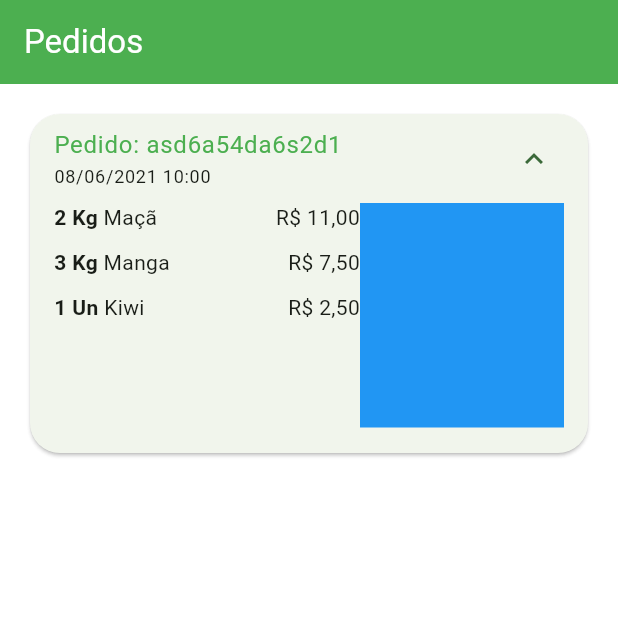
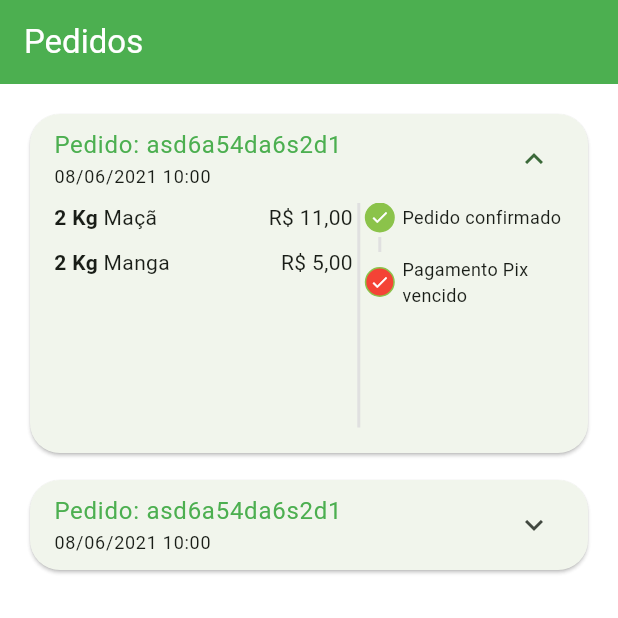
Before and after one commit to EmersonBrancher/green-grocer, a Flutter app: the OrdersTab screen opened directly, after a tap on an icon or button, on a phone screen of 412 x 824 dp, the top half of it. Run offline on Flutter 3.47's test engine with Material 3 defaults, Android fonts, the phone set to English and light mode, and no system bars; our stand-ins replace animated_text_kit, mask_text_input_formatter.

Commit message:
WIP - Tela de pedidos

```diff
--- a/greengrocer/lib/src/config/app_data.dart
+++ b/greengrocer/lib/src/config/app_data.dart
@@ -96,12 +96,23 @@ List<OrderModel> orders = [
       ),
       CartItemModel(
         item: mango,
-        quantity: 3,
-      ),
-      CartItemModel(
-        item: kiwi,
-        quantity: 1,
+        quantity: 2,
       ),
     ],
   ),
+  OrderModel(
+    copyAndPaste: 'q1w2e3r4t5y6',
+    createdDateTime: DateTime.parse('2021-06-08 10:00:10.458'),
+    overdueDateTime: DateTime.parse('2021-06-08 11:00:10.458'),
+    id: 'asd6a54da6s2d1',
+    status: 'refounded',
+    total: 11.5,
+    items: [
+      CartItemModel(
+        item: guava,
+        quantity: 1,
+      ),
+
+    ],
+  ),
 ];
--- /dev/null
+++ b/greengrocer/lib/src/pages/orders/components/order_status_widget.dart
@@ -0,0 +1,118 @@
+import 'package:flutter/material.dart';
+import 'package:greengrocer/src/config/custom_colors.dart';
+
+class OrderStatusWidget extends StatelessWidget {
+  final String status;
+  final bool isOverdue;
+
+  final Map<String, int> allStatus = <String, int>{
+    'pending_payment': 0,
+    'refounded': 1,
+    'paid': 2,
+    'preparing_purchase': 3,
+    'shipping': 4,
+    'delivered': 5,
+  };
+
+  int get currentStatus => allStatus[status]!;
+
+  OrderStatusWidget({
+    super.key,
+    required this.status,
+    required this.isOverdue,
+  });
+
+  @override
+  Widget build(BuildContext context) {
+    return Column(
+      crossAxisAlignment: CrossAxisAlignment.start,
+      children: [
+        const _StatusDot(
+          isActive: true,
+          title: 'Pedido confirmado',
+        ),
+        const _CustomDivider(),
+        if (currentStatus == 1) ...[
+          const _StatusDot(
+            isActive: true,
+            title: 'Pix estornado',
+            backgroundColor: Colors.orange,
+          ),
+        ] else if (isOverdue) ...[
+          const _StatusDot(
+            isActive: true,
+            title: 'Pagamento Pix vencido',
+            backgroundColor: Colors.red,
+          ),
+        ]
+      ],
+    );
+  }
+}
+
+class _CustomDivider extends StatelessWidget {
+  const _CustomDivider({super.key});
+
+  @override
+  Widget build(BuildContext context) {
+    return Container(
+      margin: const EdgeInsets.symmetric(horizontal: 9, vertical: 3),
+      height: 10,
+      width: 2,
+      color: Colors.grey.shade300,
+    );
+  }
+}
+
+class _StatusDot extends StatelessWidget {
+  final bool isActive;
+  final String title;
+  final Color? backgroundColor;
+
+  const _StatusDot({
+    super.key,
+    required this.isActive,
+    required this.title,
+    this.backgroundColor,
+  });
+
+  @override
+  Widget build(BuildContext context) {
+    return Row(
+      children: [
+        Container(
+          alignment: Alignment.center,
+          height: 20,
+          width: 20,
+          decoration: BoxDecoration(
+            shape: BoxShape.circle,
+            border: Border.all(
+              color: CustomColors.customSwatchColor,
+            ),
+            color: isActive
+                ? backgroundColor ?? CustomColors.customSwatchColor
+                : Colors.transparent,
+          ),
+          child: isActive
+              ? const Icon(
+                  Icons.check,
+                  size: 13,
+                  color: Colors.white,
+                )
+              : const SizedBox.shrink(),
+        ),
+        const SizedBox(
+          width: 5,
+        ),
+        Expanded(
+          child: Text(
+            title,
+            style: const TextStyle(
+              fontSize: 12,
+            ),
+          ),
+        ),
+      ],
+    );
+  }
+}
--- a/greengrocer/lib/src/pages/orders/components/order_tile.dart
+++ b/greengrocer/lib/src/pages/orders/components/order_tile.dart
@@ -1,5 +1,6 @@
 import 'package:flutter/material.dart';
 import 'package:greengrocer/src/models/cart_item_model.dart';
+import 'package:greengrocer/src/pages/orders/components/order_status_widget.dart';
 import 'package:greengrocer/src/services/utils_services.dart';
 
 import '../../../models/order_model.dart';
@@ -46,7 +47,7 @@ class OrderTile extends StatelessWidget {
             SizedBox(
               height: 150,
               child: Row(
-                children: [
+                children: <Widget>[
                   Expanded(
                     flex: 3,
                     //crescimento da proporção do expanded em relação a outro expanded
@@ -59,10 +60,16 @@ class OrderTile extends StatelessWidget {
                       }).toList(),
                     ),
                   ),
+                  VerticalDivider(
+                    color: Colors.grey.shade300,
+                    thickness: 2,
+                    width: 8,
+                  ),
                   Expanded(
                     flex: 2,
-                    child: Container(
-                      color: Colors.blue,
+                    child: OrderStatusWidget(
+                      status: order.status,
+                      isOverdue: order.overdueDateTime.isBefore(DateTime.now()),
                     ),
                   ),
                 ],
```
